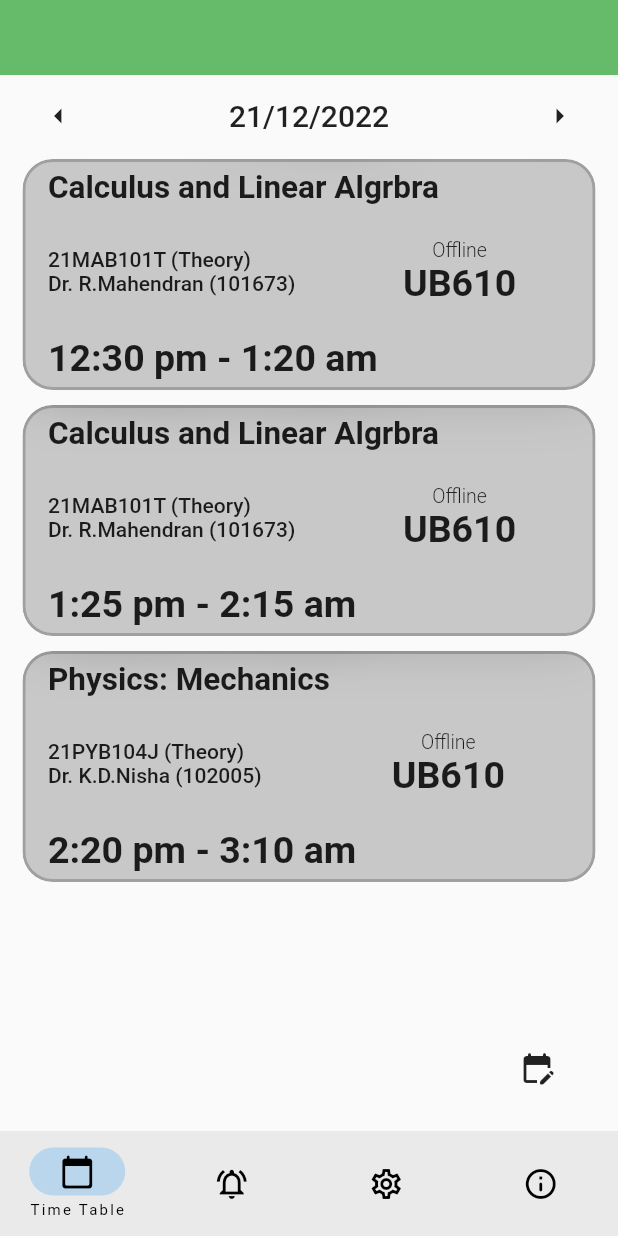
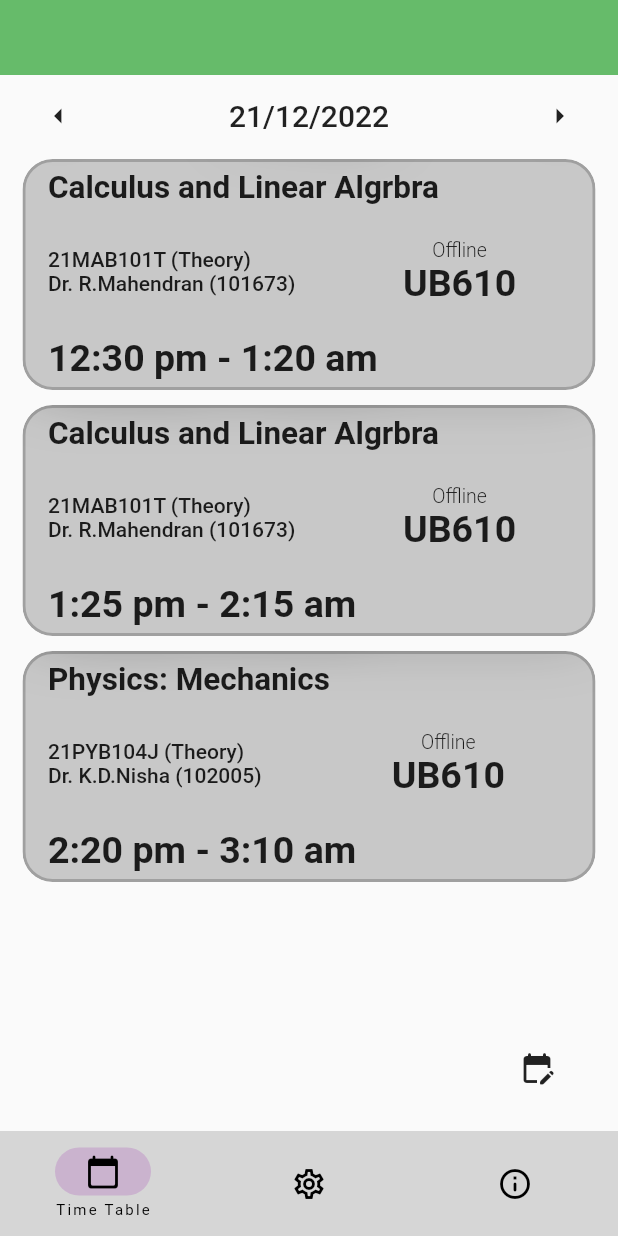
Before and after one commit to Sreeram3927/class_trackr, a Flutter app: the screen it shows after launch, on a phone screen of 412 x 824 dp. Run offline on Flutter 3.47's test engine with Material 2 defaults, Android fonts, the phone set to English and light mode, and no system bars.

Commit message:
started works on light theme

```diff
--- a/lib/home/bottom_navigation_bar/bt_nav_bar.dart
+++ b/lib/home/bottom_navigation_bar/bt_nav_bar.dart
@@ -36,11 +36,11 @@ class _BtNavBarState extends State<BtNavBar> {
           label: 'Time Table'
         ),
 
-        NavigationDestination(
-          icon: Icon(Icons.notifications_active_outlined),
-          selectedIcon: Icon(Icons.notifications_active_rounded),
-          label: 'Reminders'
-        ),
+        // BottomNavigationBarItem(
+        //   icon: Icon(Icons.notifications_active_outlined),
+        //   activeIcon: Icon(Icons.notifications_active_rounded),
+        //   label: 'Reminders'
+        // ),
 
         NavigationDestination(
           icon: Icon(Icons.settings_outlined),
--- a/lib/screens/timetable/other_widgets.dart
+++ b/lib/screens/timetable/other_widgets.dart
@@ -1,6 +1,6 @@
 import 'package:flutter/material.dart';
 
-Widget pickDate(void Function() fn, Widget child) {
+Widget pickDate(void Function() fn, String tip, Widget child) {
   return Stack(children: [
     child,
     Positioned(
@@ -9,13 +9,14 @@ Widget pickDate(void Function() fn, Widget child) {
       child: IconButton(
         onPressed: fn,
         icon: const Icon(Icons.edit_calendar_rounded),
+        tooltip: tip,
       ),
     ),
   ]);
 }
 
 Widget changeDate(
-    void Function() fn, IconData icon, DateTime date, String limit) {
+    void Function() fn, String tip, IconData icon, DateTime date, String limit) {
   bool dt;
   if (limit == 'start') {
     dt = date == DateTime(2022, 09, 01);
@@ -26,6 +27,7 @@ Widget changeDate(
   return IconButton(
     onPressed: dt ? () {} : fn,
     icon: Icon(icon),
+    tooltip: tip,
   );
 }
 
--- a/lib/screens/timetable/timetable.dart
+++ b/lib/screens/timetable/timetable.dart
@@ -62,14 +62,15 @@ class _TimeTableState extends State<TimeTable> {
   Widget build(BuildContext context) {
     return pickDate(
       selectDate,
+      'Select a date from Calendar',
       Column(
         children: [
           Row(
             mainAxisAlignment: MainAxisAlignment.spaceBetween,
             children: [
-              changeDate(prevDate, Icons.arrow_left_sharp, _curDate, 'start'),
+              changeDate(prevDate, 'Previous Date', Icons.arrow_left_sharp, _curDate, 'start'),
               dateText(_curDate),
-              changeDate(nxtDate, Icons.arrow_right_sharp, _curDate, 'end'),
+              changeDate(nxtDate, 'Next Date', Icons.arrow_right_sharp, _curDate, 'end'),
             ],
           ),
           const SizedBox(
--- a/lib/theme_data/theme_data.dart
+++ b/lib/theme_data/theme_data.dart
@@ -1,15 +1,16 @@
 import 'package:flutter/material.dart';
 
 class AppTheme {
+  static final ThemeData lightTheme = ThemeData(
 
-  static final ThemeData lightTheme = ThemeData(
-    backgroundColor: Colors.grey[800],
+    backgroundColor: Colors.grey[300],
 
-    bottomNavigationBarTheme: const BottomNavigationBarThemeData(
-      backgroundColor: Colors.white,
-      selectedIconTheme: IconThemeData(),
-      type: BottomNavigationBarType.fixed
-    )
+    navigationBarTheme: NavigationBarThemeData(
+      backgroundColor: Colors.grey[350],
+      indicatorColor: Colors.purple.withOpacity(0.2),
+    ),
+
+
   );
 
   static final ThemeData darkTheme = ThemeData(
@@ -43,5 +44,4 @@ class AppTheme {
     //   ),
     // ),
   );
-
 }
```
